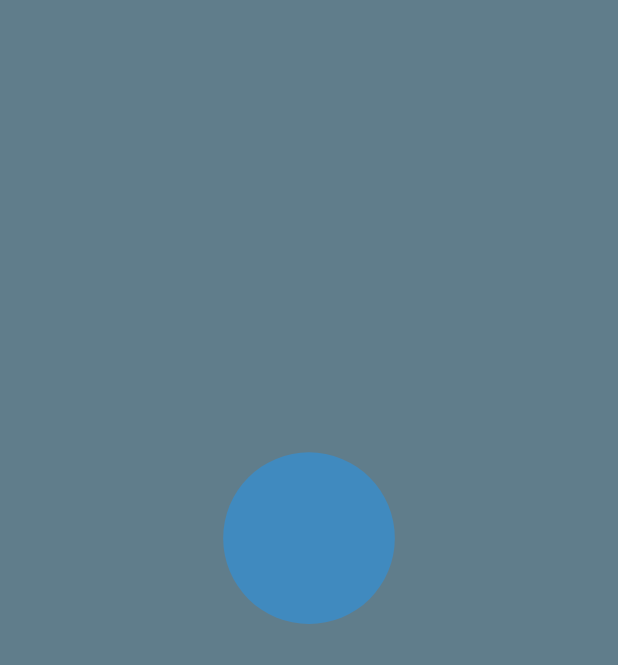
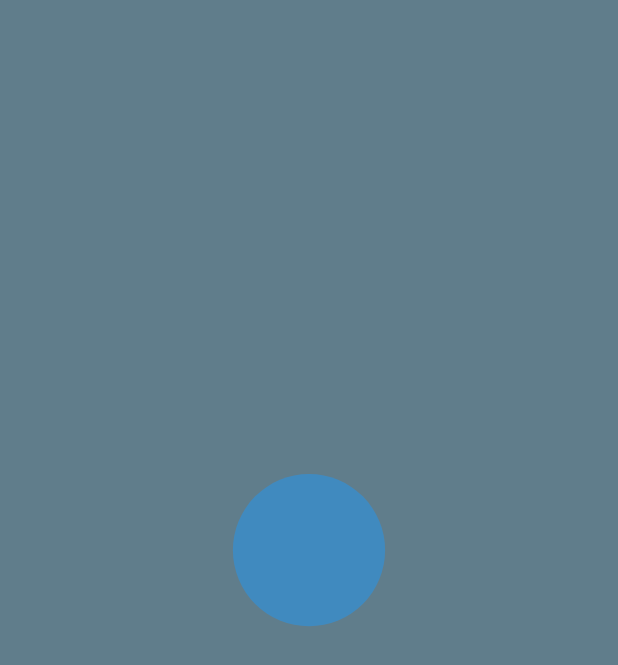
Before and after one commit to Ire-oluwa/authur, a Flutter app: the screen it shows after launch, on a phone screen of 412 x 824 dp. Shown: the top 665 px of the screen. Run offline on Flutter 3.47's test engine with Material 2 defaults, Android fonts, the phone set to English and light mode, and no system bars; our stand-ins replace flutter_screenutil.

Commit message:
made widgtes responsive and adaptive

```diff
--- a/lib/main.dart
+++ b/lib/main.dart
@@ -14,6 +14,10 @@ class MyApp extends StatelessWidget {
   @override
   Widget build(BuildContext context) {
     return ScreenUtilInit(
+      ensureScreenSize: true,
+      minTextAdapt: true,
+      splitScreenMode: true,
+      designSize: const Size(375, 812),
       builder: (context, child) {
         return const MaterialApp(
           home: SplashScreen(),
--- a/lib/view/registration.dart
+++ b/lib/view/registration.dart
@@ -27,7 +27,7 @@ class RegistrationScreen extends StatelessWidget {
                   width: 320.w,
                   colour: kBlue,
                   click: (){},
-                  child: _buildText("Sign up", 16.sp, FontWeight.w600, kWhite),
+                  child: _buildText("Sign Up", 16.sp, FontWeight.w500, kWhite),
                 ),
               ),
             ],
```
